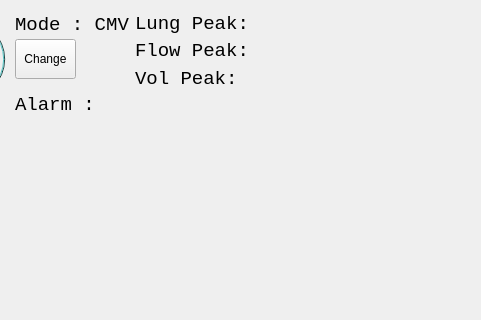
This is VentUI.ui in jibonaronno/Rhythm as Qt 5 draws it before an edit; both pictures show x 560 to 1041 and y 0 to 320 of the 1041 by 615 pixel window. The edited form follows.
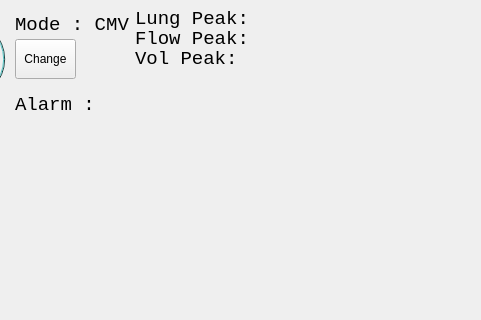
This is the edited form.

Commit message: Calibrating vt adding xav calib table 04

```diff
--- a/VentUI.ui
+++ b/VentUI.ui
@@ -985,7 +985,7 @@
               <property name="geometry">
                <rect>
                 <x>530</x>
-                <y>5</y>
+                <y>0</y>
                 <width>321</width>
                 <height>20</height>
                </rect>
@@ -1006,7 +1006,7 @@
               <property name="geometry">
                <rect>
                 <x>530</x>
-                <y>32</y>
+                <y>20</y>
                 <width>321</width>
                 <height>20</height>
                </rect>
@@ -1027,7 +1027,7 @@
               <property name="geometry">
                <rect>
                 <x>530</x>
-                <y>60</y>
+                <y>40</y>
                 <width>311</width>
                 <height>20</height>
                </rect>
```
The commit also changes 1 other file.
